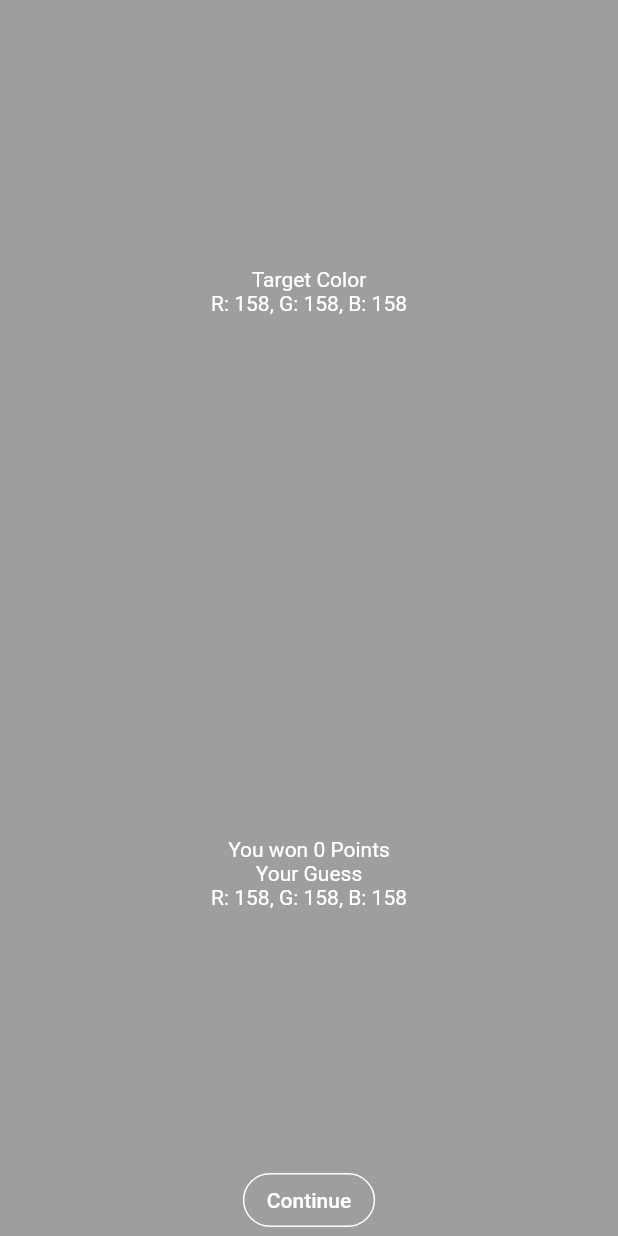
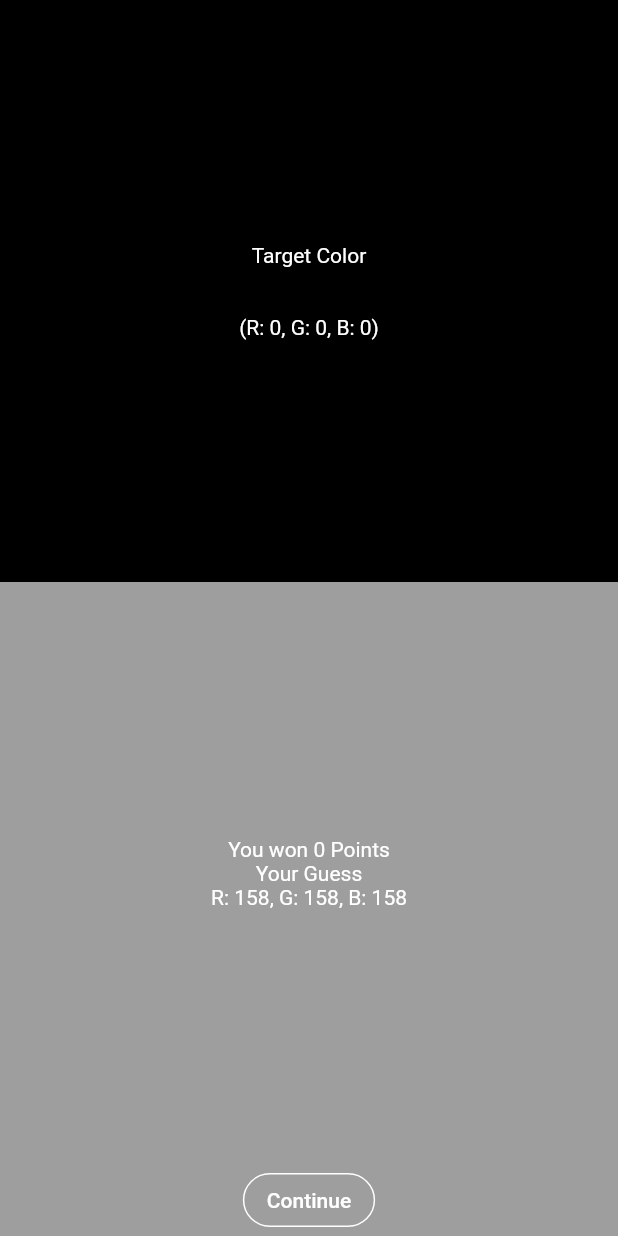
Before and after one commit to Sternair/color-quiz, a Flutter app: what getShowSoultionStateWidget() shows on an empty page, opened directly with empty values, on a phone screen of 412 x 824 dp. Run offline on Flutter 3.47's test engine with Material 2 defaults, Android fonts, the phone set to English and light mode, and no system bars; our stand-ins replace flutter_colorpicker, sqflite; accounts and stored records are empty.

Commit message:
Use QColor as target color, show target color name

```diff
--- a/lib/ColorService.dart
+++ b/lib/ColorService.dart
@@ -14,10 +14,10 @@ class ColorService {
   ColorService(this._colors);
 
   static Future<ColorService> getInstance() async {
-    developer.log('ColorService init ...');
     if (_instance != null) {
       return _instance;
     }
+    developer.log('ColorService init ...');
     var list = await rootBundle
         .loadString('assets/colors/colors.csv')
         .asStream()
--- a/lib/QColor.dart
+++ b/lib/QColor.dart
@@ -11,4 +11,8 @@ class QColor {
       @required this.r,
       @required this.g,
       @required this.b});
+
+  Color toColor() {
+    return Color.fromRGBO(this.r, this.g, this.b, 1.0);
+  }
 }
--- a/lib/widgets/quiz/SolutionStateWidget.dart
+++ b/lib/widgets/quiz/SolutionStateWidget.dart
@@ -2,7 +2,9 @@ import 'package:color_quiz/utils/getHighContrastBW.dart';
 import 'package:color_quiz/widgets/common/DefaultButton.dart';
 import 'package:flutter/material.dart';
 
-Widget getShowSoultionStateWidget(Color selectedColor, Color targetColor,
+import '../../QColor.dart';
+
+Widget getShowSoultionStateWidget(Color selectedColor, QColor targetColor,
     int pointsWon, Function onContinuePressed) {
   return Container(
     color: selectedColor,
@@ -10,12 +12,13 @@ Widget getShowSoultionStateWidget(Color selectedColor, Color targetColor,
       children: <Widget>[
         Expanded(
           child: Container(
-            color: targetColor,
+            color: targetColor.toColor(),
             child: Center(
               child: Text(
-                'Target Color\nR: ${targetColor.red}, G: ${targetColor.green}, B: ${targetColor.blue}',
+                'Target Color\n\n${targetColor.name}\n(R: ${targetColor.r}, G: ${targetColor.g}, B: ${targetColor.b})',
                 textAlign: TextAlign.center,
-                style: TextStyle(color: getHighContrastBW(targetColor)),
+                style:
+                    TextStyle(color: getHighContrastBW(targetColor.toColor())),
               ),
             ),
           ),
```
Also changed, not shown: lib/widgets/quiz/Quiz.dart (+4 -6 lines), lib/widgets/quiz/TargetColorStateWidget.dart (+4 -3 lines), lib/widgets/quiz/calculatePoints.dart (+5 -4 lines).
